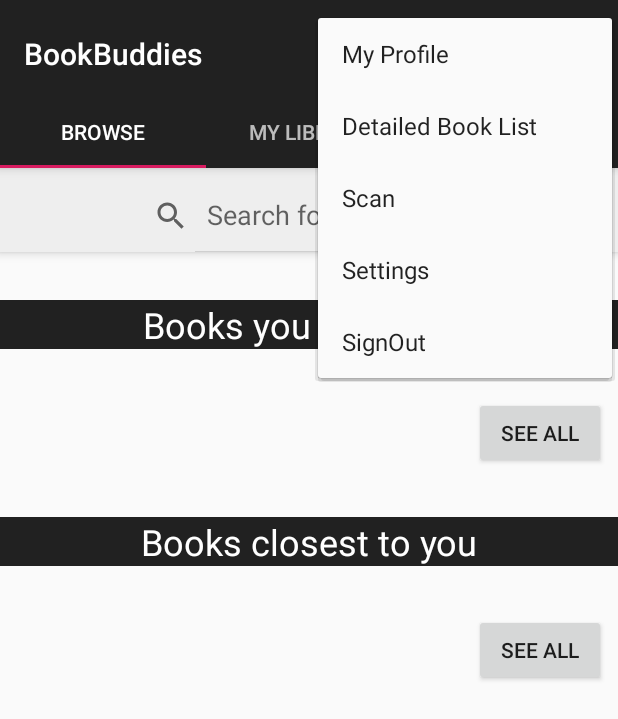
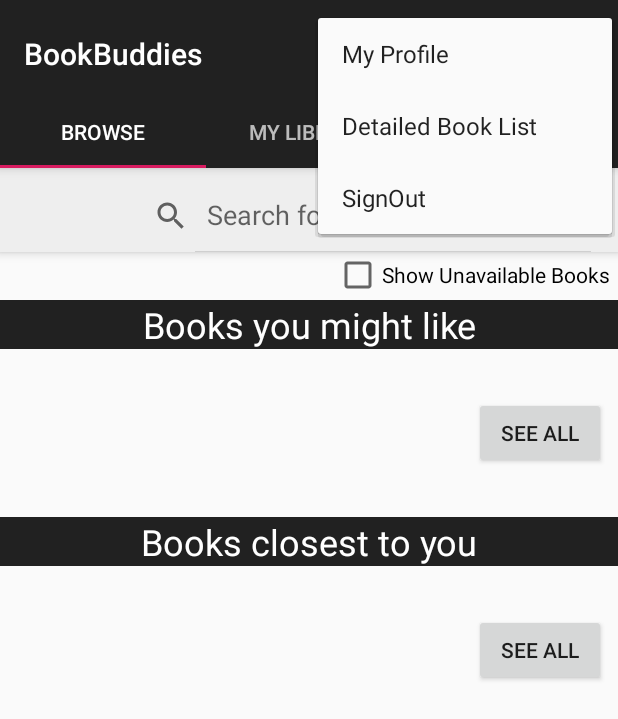
Before and after one commit to cmput301w19t12/BookBuddies, an Android app: the screen it shows after launch once a user with an empty profile is signed in (MainActivity), with the options menu open, on a phone screen of 412 x 824 dp. Shown: the top 719 px of the screen. Run offline under Robolectric (Android 15) with nearby library versions, the phone set to English and light mode, and no system bars; our stand-ins replace Firebase (no records; nobody signed in at launch, a user with empty details on screens opened directly).

```diff
--- a/app/src/main/java/com/cmput301w19t12/bookbuddies/Book.java
+++ b/app/src/main/java/com/cmput301w19t12/bookbuddies/Book.java
@@ -30,10 +30,14 @@ public class Book {
         this.currentBorrower = null;
     }
 
+    /**returns the current borrower of this book
+     * @return currentBorrower String*/
     public String getCurrentBorrower() {
         return currentBorrower;
     }
 
+    /**sets the current borrower of this book
+     * @param currentBorrower String*/
     public void setCurrentBorrower(String currentBorrower) {
         this.currentBorrower = currentBorrower;
     }
--- a/app/src/main/java/com/cmput301w19t12/bookbuddies/BookScanner.java
+++ b/app/src/main/java/com/cmput301w19t12/bookbuddies/BookScanner.java
@@ -2,6 +2,8 @@ package com.cmput301w19t12.bookbuddies;
 
 /**BookScanner class represents barcode scanning functionality
  * A scanned book has an ISBN
+ *
+ * MIGHT REFACTOR TO USE THIS BUT PROBABLY WON'T HAVE TIME
  *
  * @author Team 12
  * @version 1.0
--- a/app/src/main/java/com/cmput301w19t12/bookbuddies/ClubFragment.java
+++ b/app/src/main/java/com/cmput301w19t12/bookbuddies/ClubFragment.java
@@ -111,6 +111,7 @@ public class ClubFragment extends Fragment {
     @Override
     public View onCreateView(LayoutInflater inflater, ViewGroup container,
                              Bundle savedInstanceState) {
+
         adapter = new SimpleCursorAdapter(getActivity(), android.R.layout.simple_list_item_1, null, new String[]{"Clubs"} , new int[] {android.R.id.text1});
         // Inflate the layout for this fragment
         return inflater.inflate(R.layout.fragment_club, container, false);
--- a/app/src/main/java/com/cmput301w19t12/bookbuddies/MainActivity.java
+++ b/app/src/main/java/com/cmput301w19t12/bookbuddies/MainActivity.java
@@ -64,7 +64,7 @@ public class MainActivity extends AppCompatActivity implements ClubFragment.OnFr
                 //Write your code if there's no result
             }
         }
-    }//onActivityResult
+    }
 
     /**
      * The {@link android.support.v4.view.PagerAdapter} that will provide
@@ -108,32 +108,6 @@ public class MainActivity extends AppCompatActivity implements ClubFragment.OnFr
         mAuth = FirebaseAuth.getInstance();
         userRef = FirebaseDatabase.getInstance().getReference("Users");
 
-
-
-       /*DatabaseReference tempRef = FirebaseDatabase.getInstance().getReference("Transactions");
-        tempRef.addListenerForSingleValueEvent(new ValueEventListener() {
-            @Override
-            public void onDataChange(@NonNull DataSnapshot dataSnapshot) {
-                String email = mAuth.getCurrentUser().getEmail();
-                for (DataSnapshot snap : dataSnapshot.getChildren()){
-                    Transaction t = snap.getValue(Transaction.class);
-                    if(email.equals(t.getOwner().getEmailAddress()) || email.equals(t.getBorrower().getEmailAddress())){
-                        Log.i("STUFF",t.getTransactionID());
-                        Log.i("STUFF",t.getOwner().getEmailAddress());
-                        Log.i("STUFF",t.getBorrower().getEmailAddress());
-                        Log.i("STUFF",t.getBook().getBookDetails().getTitle());
-                        Intent i = new Intent(MainActivity.this,BookTransactionActivity.class);
-                        i.putExtra("Transaction",new Gson().toJson(t));
-                        startActivity(i);
-                    }
-                }
-            }
-
-            @Override
-            public void onCancelled(@NonNull DatabaseError databaseError) {
-
-            }
-        });*/
     }
 
     public void checkLoggedIn(){
@@ -167,11 +141,6 @@ public class MainActivity extends AppCompatActivity implements ClubFragment.OnFr
         // as you specify a parent activity in AndroidManifest.xml.
         int id = item.getItemId();
 
-        //noinspection SimplifiableIfStatement
-        if (id == R.id.action_settings) {
-            return true;
-        }
-
         switch(id) {
             case R.id.action_view_detailed:
                 Intent i = new Intent(this, DetailedBookList.class);
@@ -188,11 +157,6 @@ public class MainActivity extends AppCompatActivity implements ClubFragment.OnFr
               //  profileIntent.putExtra("username", user.getUsername());
              //   startActivity(profileIntent);
                 return true;
-            case R.id.scanTest:
-                Intent intent = new Intent(this, LivePreviewActivity.class);
-                startActivityForResult(intent,1);
-                return true;
-
 
             default:
                 return super.onOptionsItemSelected(item);
--- a/app/src/main/java/com/cmput301w19t12/bookbuddies/MyAppGlideModule.java
+++ b/app/src/main/java/com/cmput301w19t12/bookbuddies/MyAppGlideModule.java
@@ -11,6 +11,10 @@ import com.google.firebase.storage.StorageReference;
 
 import java.io.InputStream;
 
+/**Glide module used to simplify image retrieval from firebase storage
+ *
+ * @see BookDetailsActivity*/
+
 @GlideModule
 public class MyAppGlideModule extends AppGlideModule {
     @Override
--- a/app/src/main/java/com/cmput301w19t12/bookbuddies/RegisterActivity.java
+++ b/app/src/main/java/com/cmput301w19t12/bookbuddies/RegisterActivity.java
@@ -42,7 +42,7 @@ public class RegisterActivity extends AppCompatActivity {
     @Override
     protected void onCreate(Bundle savedInstanceState) {
         super.onCreate(savedInstanceState);
-//        setContentView(R.layout.activity_register);
+        setContentView(R.layout.activity_create_account);
         mAuth = FirebaseAuth.getInstance();
         userRef = FirebaseDatabase.getInstance().getReference("Users");
 //        registerButton = findViewById(R.id.register_Button);
--- a/app/src/main/java/com/cmput301w19t12/bookbuddies/RequestViewAdapter.java
+++ b/app/src/main/java/com/cmput301w19t12/bookbuddies/RequestViewAdapter.java
@@ -15,7 +15,7 @@ import java.util.ArrayList;
  * accept of decline
  *
  * @author bgrenier
- * @version
+ * @version 1.0
  * @see ArrayAdapter
  * @see RequestViewActivity
  * @see BookRequest*/
@@ -56,6 +56,7 @@ public class RequestViewAdapter extends ArrayAdapter<BookRequest> {
             @Override
             public void onClick(View v) {
                 request.Accept();
+                acceptButton.setEnabled(false);
                 notifyDataSetChanged();
             }
         });
@@ -65,6 +66,7 @@ public class RequestViewAdapter extends ArrayAdapter<BookRequest> {
             @Override
             public void onClick(View v) {
                 request.deleteThisRequest();
+                declineButton.setEnabled(false);
                 notifyDataSetChanged();
             }
         });
--- a/app/src/main/java/com/cmput301w19t12/bookbuddies/SearchResultsActivity.java
+++ b/app/src/main/java/com/cmput301w19t12/bookbuddies/SearchResultsActivity.java
@@ -61,6 +61,7 @@ public class SearchResultsActivity extends AppCompatActivity {
                 acceptableStatus.add("Requested");
                 // search through all books in the database
                 for (DataSnapshot category : dataSnapshot.getChildren()) {
+                    if(acceptableStatus.contains(category.getKey())) {
                         for (DataSnapshot bookData : category.getChildren()) {
                             Book book = bookData.getValue(Book.class);
                             try {
@@ -70,13 +71,13 @@ public class SearchResultsActivity extends AppCompatActivity {
                                 String ISBN = details.getISBN();
                                 // add book if it contains the query and has the acceptable status
                                 if ((author.contains(text) || title.contains(text) || ISBN.contains(text))
-                                    && acceptableStatus.contains(book.getStatus())
-                                    && !(book.getOwner().equals(UID ))) {
+                                        && !(book.getOwner().equals(UID))) {
                                     books.add(book);
                                     Log.i("STUFF", bookData.getKey());
                                 }
                             } catch (Exception e) {
                                 // ignore
+                            }
                         }
                     }
                 }
@@ -108,7 +109,6 @@ public class SearchResultsActivity extends AppCompatActivity {
                     }
                 }
 
-
                 // set custom array adapter to the listView
                SearchResultAdapter resultsAdapter = new SearchResultAdapter(getApplicationContext(),entries);
                 ListView listView = findViewById(R.id.listView);
--- a/app/src/main/java/com/cmput301w19t12/bookbuddies/Transaction.java
+++ b/app/src/main/java/com/cmput301w19t12/bookbuddies/Transaction.java
@@ -146,7 +146,7 @@ public class Transaction {
         tempRef.removeValue();
         tempRef = FirebaseDatabase.getInstance().getReference("Books").child("Available").child(book.getBookDetails().getUniqueID());
         book.setStatus("Available");
-        book.setCurrentBorrower("");
+        book.setCurrentBorrower(null);
         tempRef.setValue(book);
         // close this transaction
         FirebaseDatabase.getInstance().getReference("Transactions").child(transactionID).removeValue();
--- a/app/src/main/res/layout/activity_book_details.xml
+++ b/app/src/main/res/layout/activity_book_details.xml
@@ -132,6 +132,7 @@
                     android:hint="@string/descriptionHint" />
             </android.support.design.widget.TextInputLayout>
 
+
             <android.support.design.widget.FloatingActionButton
                 android:id="@+id/editButton"
                 android:layout_width="wrap_content"
--- a/app/src/main/res/layout/activity_my_profile.xml
+++ b/app/src/main/res/layout/activity_my_profile.xml
@@ -120,6 +120,8 @@
         android:layout_marginRight="8dp"
         android:layout_marginBottom="8dp"
         android:text="@string/viewPendingTransactionsButton"
+        android:visibility="invisible"
+        android:clickable="false"
         android:textStyle="bold"
         app:layout_constraintBottom_toBottomOf="parent"
         app:layout_constraintEnd_toEndOf="parent"
--- a/app/src/main/res/menu/menu_main.xml
+++ b/app/src/main/res/menu/menu_main.xml
@@ -5,16 +5,6 @@
     <item
         android:id="@+id/action_myProfile"
         android:title="@string/myProfile" />
-    <item
-        android:id="@+id/scanTest"
-        android:orderInCategory="100"
-        android:title="@string/scanTest"
-        app:showAsAction="never" />
-    <item
-        android:id="@+id/action_settings"
-        android:orderInCategory="100"
-        android:title="@string/action_settings"
-        app:showAsAction="never" />
 
     <item
         android:id="@+id/action_signOut"
```
Also changed, not shown: app/src/main/java/com/cmput301w19t12/bookbuddies/BookBuddies.java (+1 -48 lines), app/src/main/java/com/cmput301w19t12/bookbuddies/BookDetailsActivity.java (+106 -101 lines), app/src/main/java/com/cmput301w19t12/bookbuddies/BrowseFragment.java (+14 -31 lines), app/src/main/java/com/cmput301w19t12/bookbuddies/MyProfileActivity.java (+8 -0 lines), app/src/main/java/com/cmput301w19t12/bookbuddies/PendingTransactionsActivity.java (+11 -0 lines), app/src/main/java/com/cmput301w19t12/bookbuddies/PendingTransactionsAdapter.java (+17 -4 lines), app/src/main/java/com/cmput301w19t12/bookbuddies/SearchResultAdapter.java (+10 -0 lines). Lines whose indentation alone changed are shown as unchanged.
